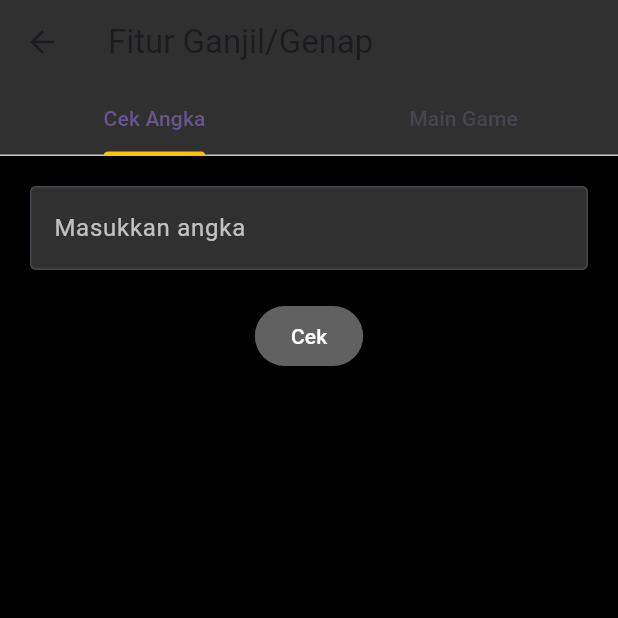
After one commit to Kuwaann/MyFinance, a Flutter app: the OddEvenPage screen opened directly, after a tap on "Cek", on a phone screen of 412 x 824 dp, the top half of it. The commit adds this screen. Run offline on Flutter 3.47's test engine with Material 3 defaults, Android fonts, the phone set to English and light mode, and no system bars.

Commit message:
push kalkulator dan ganjil genap(dan games)

```diff
--- /dev/null
+++ b/lib/gg.dart
@@ -0,0 +1,230 @@
+import 'dart:math';
+import 'package:flutter/material.dart';
+
+class OddEvenPage extends StatefulWidget {
+  const OddEvenPage({super.key});
+
+  @override
+  State<OddEvenPage> createState() => _OddEvenPageState();
+}
+
+class _OddEvenPageState extends State<OddEvenPage>
+    with SingleTickerProviderStateMixin {
+  late TabController _tabController;
+
+  // --- State untuk cek ganjil/genap
+  final TextEditingController _controller = TextEditingController();
+  String _result = "";
+
+  // --- State untuk game
+  final Random _random = Random();
+  int _score = 0;
+  int _round = 1;
+  int _maxRounds = 5;
+  late int _num1;
+  late int _num2;
+  late String _question; // pertanyaan: "ganjil" / "genap"
+
+  @override
+  void initState() {
+    super.initState();
+    _tabController = TabController(length: 2, vsync: this);
+    _generateRound();
+  }
+
+  @override
+  void dispose() {
+    _tabController.dispose();
+    super.dispose();
+  }
+
+  // --- Logika cek ganjil/genap
+  void _checkNumber() {
+    if (_controller.text.isEmpty) return;
+
+    int? number = int.tryParse(_controller.text);
+    if (number == null) {
+      setState(() => _result = "Input bukan angka!");
+    } else {
+      setState(() => _result = number % 2 == 0 ? "Genap" : "Ganjil");
+    }
+  }
+
+  // --- Logika game
+  void _generateRound() {
+    setState(() {
+      _question = _random.nextBool() ? "ganjil" : "genap";
+
+      if (_question == "ganjil") {
+        // Pastikan ada 1 ganjil, 1 genap
+        _num1 = _randomOdd();
+        _num2 = _randomEven();
+      } else {
+        // Pastikan ada 1 genap, 1 ganjil
+        _num1 = _randomEven();
+        _num2 = _randomOdd();
+      }
+
+      // Randomize posisi supaya tidak selalu ganjil duluan
+      if (_random.nextBool()) {
+        int temp = _num1;
+        _num1 = _num2;
+        _num2 = temp;
+      }
+    });
+  }
+
+  int _randomOdd() {
+    int n;
+    do {
+      n = _random.nextInt(99) + 1;
+    } while (n % 2 == 0);
+    return n;
+  }
+
+  int _randomEven() {
+    int n;
+    do {
+      n = _random.nextInt(99) + 1;
+    } while (n % 2 != 0);
+    return n;
+  }
+
+  void _choose(int chosenNumber) {
+    bool correct = (_question == "ganjil" && chosenNumber % 2 == 1) ||
+        (_question == "genap" && chosenNumber % 2 == 0);
+
+    if (correct) _score++;
+
+    if (_round < _maxRounds) {
+      _round++;
+      _generateRound();
+    } else {
+      _showResult();
+    }
+  }
+
+  void _showResult() {
+    showDialog(
+      context: context,
+      builder: (_) => AlertDialog(
+        backgroundColor: Colors.grey[900],
+        title: const Text("Game Selesai",
+            style: TextStyle(color: Colors.white)),
+        content: Text("Skor kamu: $_score / $_maxRounds",
+            style: const TextStyle(color: Colors.white)),
+        actions: [
+          TextButton(
+            onPressed: () {
+              Navigator.pop(context);
+              setState(() {
+                _score = 0;
+                _round = 1;
+                _generateRound();
+              });
+            },
+            child: const Text("Main lagi",
+                style: TextStyle(color: Colors.amber)),
+          ),
+        ],
+      ),
+    );
+  }
+
+  // --- UI
+  @override
+  Widget build(BuildContext context) {
+    return Scaffold(
+      backgroundColor: Colors.black,
+      appBar: AppBar(
+        title: const Text("Fitur Ganjil/Genap"),
+        backgroundColor: Colors.grey[850],
+        bottom: TabBar(
+          controller: _tabController,
+          indicatorColor: Colors.amber,
+          tabs: const [
+            Tab(text: "Cek Angka"),
+            Tab(text: "Main Game"),
+          ],
+        ),
+      ),
+      body: TabBarView(
+        controller: _tabController,
+        children: [
+          // --- Tab 1: cek ganjil/genap
+          Padding(
+            padding: const EdgeInsets.all(20),
+            child: Column(
+              children: [
+                TextField(
+                  controller: _controller,
+                  keyboardType: TextInputType.number,
+                  style: const TextStyle(color: Colors.white),
+                  decoration: InputDecoration(
+                    border: const OutlineInputBorder(),
+                    labelText: "Masukkan angka",
+                    labelStyle: const TextStyle(color: Colors.white70),
+                    filled: true,
+                    fillColor: Colors.grey[850],
+                  ),
+                ),
+                const SizedBox(height: 20),
+                ElevatedButton(
+                  style: ElevatedButton.styleFrom(
+                    backgroundColor: Colors.grey[700],
+                  ),
+                  onPressed: _checkNumber,
+                  child: const Text("Cek", style: TextStyle(color: Colors.white)),
+                ),
+                const SizedBox(height: 20),
+                Text(_result,
+                    style: const TextStyle(fontSize: 24, color: Colors.white)),
+              ],
+            ),
+          ),
+
+          // --- Tab 2: game ganjil/genap
+          Padding(
+            padding: const EdgeInsets.all(20),
+            child: Column(
+              mainAxisAlignment: MainAxisAlignment.center,
+              children: [
+                Text("Round $_round / $_maxRounds",
+                    style: const TextStyle(fontSize: 20, color: Colors.white)),
+                const SizedBox(height: 10),
+                Text("Pilih angka yang $_question",
+                    style: const TextStyle(
+                        fontSize: 22,
+                        fontWeight: FontWeight.bold,
+                        color: Colors.amber)),
+                const SizedBox(height: 20),
+                Row(
+                  mainAxisAlignment: MainAxisAlignment.spaceEvenly,
+                  children: [
+                    _buildNumberButton(_num1),
+                    _buildNumberButton(_num2),
+                  ],
+                ),
+                const SizedBox(height: 30),
+                Text("Score: $_score",
+                    style: const TextStyle(fontSize: 22, color: Colors.white)),
+              ],
+            ),
+          ),
+        ],
+      ),
+    );
+  }
+
+  Widget _buildNumberButton(int number) {
+    return ElevatedButton(
+      style: ElevatedButton.styleFrom(
+        backgroundColor: Colors.grey[800],
+        padding: const EdgeInsets.all(30),
+        textStyle: const TextStyle(fontSize: 28, fontWeight: FontWeight.bold),
+      ),
+      onPressed: () => _choose(number),
+      child: Text("$number", style: const TextStyle(color: Colors.white)),
+    );
+  }
+}
```
Also changed, not shown: lib/kalkulator.dart (+97 -16 lines).
